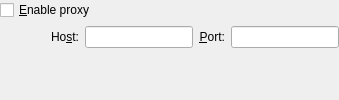
jljuxgm/vboxgit, file vbox/src/VBox/Frontends/VirtualBox/src/settings/global/UIGlobalSettingsProxy.ui: the form before one commit.
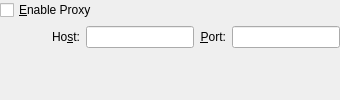
The form after the commit. Custom widgets are drawn as their Qt base class.

Patch:
```diff
--- a/vbox/src/VBox/Frontends/VirtualBox/src/settings/global/UIGlobalSettingsProxy.ui
+++ b/vbox/src/VBox/Frontends/VirtualBox/src/settings/global/UIGlobalSettingsProxy.ui
@@ -24,7 +24,7 @@
       <string>When checked, VirtualBox will use the proxy settings supplied for tasks like downloading Guest Additions from the network or checking for updates.</string>
      </property>
      <property name="text">
-      <string>&amp;Enable proxy</string>
+      <string>&amp;Enable Proxy</string>
      </property>
     </widget>
    </item>
```
